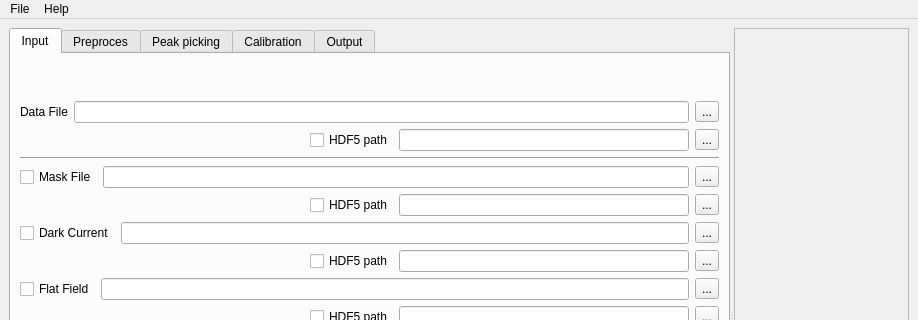
This is GUI/calibration_main.ui in kif/dahu as Qt 5 draws it before an edit; both pictures show x 0 to 918 and y 0 to 320 of the 918 by 641 pixel window. The edited form follows.
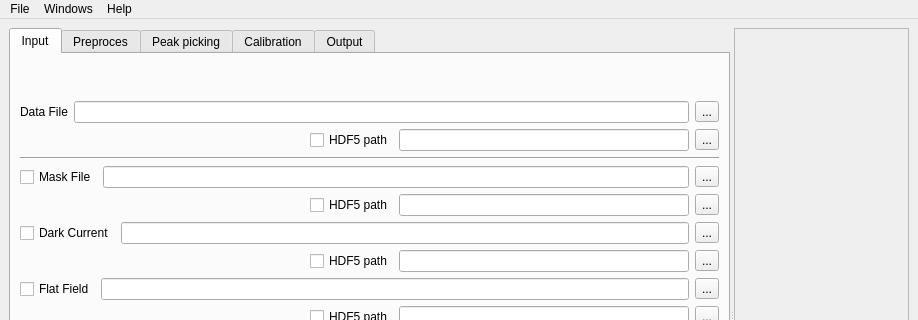
This is the edited form.

Diff of the .ui file:
```diff
--- a/GUI/calibration_main.ui
+++ b/GUI/calibration_main.ui
@@ -627,7 +627,13 @@
     <addaction name="separator"/>
     <addaction name="actionAbout_calibrate"/>
    </widget>
+   <widget class="QMenu" name="menuWindows">
+    <property name="title">
+     <string>Windows</string>
+    </property>
+   </widget>
    <addaction name="menuFile"/>
+   <addaction name="menuWindows"/>
    <addaction name="menuHelp"/>
   </widget>
   <widget class="QStatusBar" name="statusbar"/>
```
Left out of the diff: 7 changed lines with no effect on the pictures.
